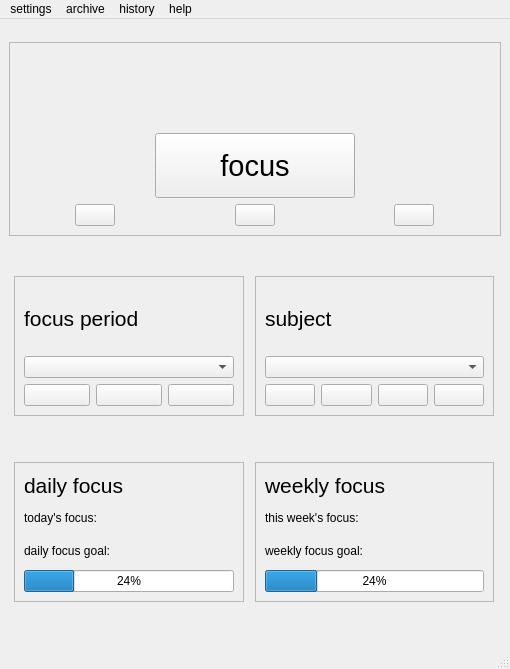
The window that ui/mainwindow.ui (dop14/monkmode) describes before a commit, drawn with Qt 5.
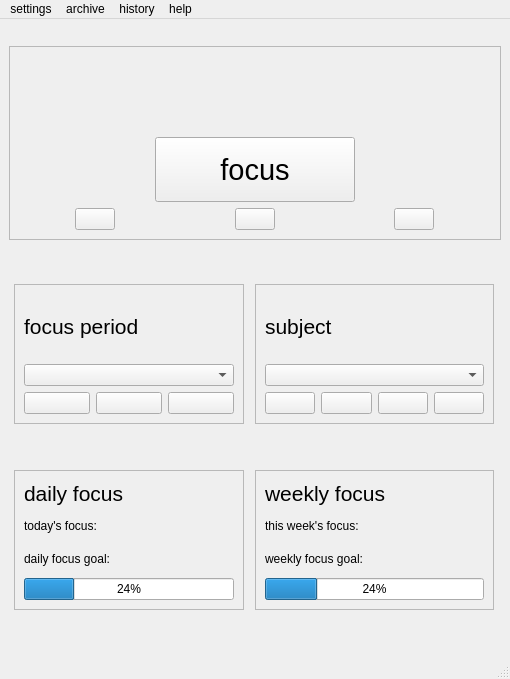
The same window after the commit. Icons and pictures are not drawn.

```diff
--- a/ui/mainwindow.ui
+++ b/ui/mainwindow.ui
@@ -7,7 +7,7 @@
     <x>0</x>
     <y>0</y>
     <width>510</width>
-    <height>669</height>
+    <height>679</height>
    </rect>
   </property>
   <property name="sizePolicy">
```
Left out of the diff: 6 changed lines with no effect on the pictures.
